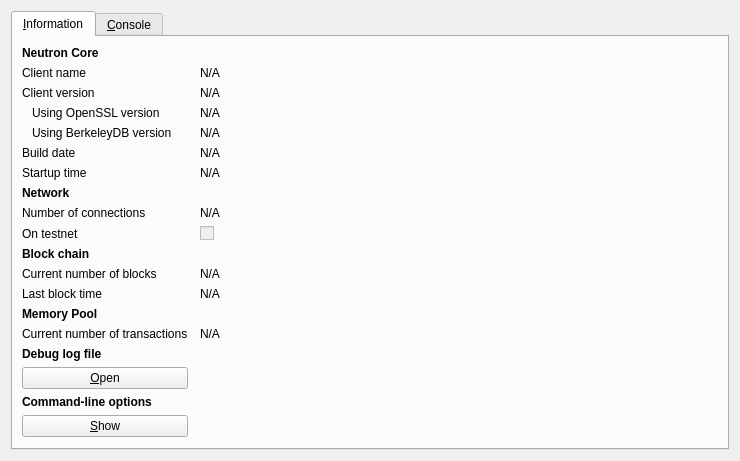
Qt form src/qt/forms/rpcconsole.ui (neutroncoin/neutron) before a commit.
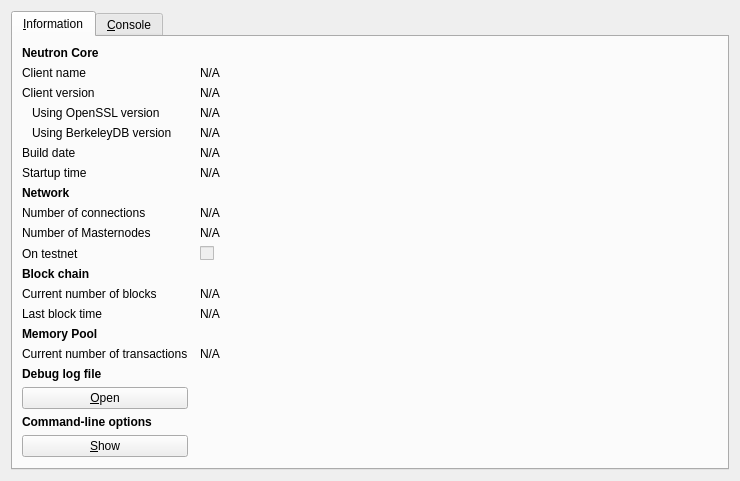
The same form after that commit. Icons and pictures are not drawn.

Commit message: More frequent updates of masternode list and count

The edit to the form file:
```diff
--- a/src/qt/forms/rpcconsole.ui
+++ b/src/qt/forms/rpcconsole.ui
@@ -221,13 +221,27 @@
         </widget>
        </item>
        <item row="9" column="0">
+        <widget class="QLabel" name="masternodeCountLabel">
+         <property name="text">
+          <string>Number of Masternodes</string>
+         </property>
+        </widget>
+       </item>
+       <item row="9" column="1">
+        <widget class="QLabel" name="masternodeCount">
+         <property name="text">
+          <string>N/A</string>
+         </property>
+        </widget>
+       </item>
+       <item row="10" column="0">
         <widget class="QLabel" name="label_8">
          <property name="text">
           <string>On testnet</string>
          </property>
         </widget>
        </item>
-       <item row="9" column="1">
+       <item row="10" column="1">
         <widget class="QCheckBox" name="isTestNet">
          <property name="enabled">
           <bool>false</bool>
@@ -237,7 +251,7 @@
          </property>
         </widget>
        </item>
-       <item row="10" column="0">
+       <item row="11" column="0">
         <widget class="QLabel" name="label_10">
          <property name="font">
           <font>
@@ -250,14 +264,14 @@
          </property>
         </widget>
        </item>
-       <item row="11" column="0">
+       <item row="12" column="0">
         <widget class="QLabel" name="label_3">
          <property name="text">
           <string>Current number of blocks</string>
          </property>
         </widget>
        </item>
-       <item row="11" column="1">
+       <item row="12" column="1">
         <widget class="QLabel" name="numberOfBlocks">
          <property name="cursor">
           <cursorShape>IBeamCursor</cursorShape>
@@ -273,14 +287,14 @@
          </property>
         </widget>
        </item>
-       <item row="12" column="0">
+       <item row="13" column="0">
         <widget class="QLabel" name="label_2">
          <property name="text">
           <string>Last block time</string>
          </property>
         </widget>
        </item>
-       <item row="12" column="1">
+       <item row="13" column="1">
         <widget class="QLabel" name="lastBlockTime">
          <property name="cursor">
           <cursorShape>IBeamCursor</cursorShape>
@@ -296,7 +310,7 @@
          </property>
         </widget>
        </item>
-       <item row="13" column="0">
+       <item row="14" column="0">
         <widget class="QLabel" name="labelMempoolTitle">
          <property name="font">
           <font>
@@ -309,14 +323,14 @@
          </property>
         </widget>
        </item>
-       <item row="14" column="0">
+       <item row="15" column="0">
         <widget class="QLabel" name="labelNumberOfTransactions">
          <property name="text">
           <string>Current number of transactions</string>
          </property>
         </widget>
        </item>
-       <item row="14" column="1">
+       <item row="15" column="1">
         <widget class="QLabel" name="mempoolNumberTxs">
          <property name="cursor">
           <cursorShape>IBeamCursor</cursorShape>
@@ -332,7 +346,7 @@
          </property>
         </widget>
        </item>
-       <item row="15" column="0">
+       <item row="16" column="0">
         <spacer name="verticalSpacer_2">
          <property name="orientation">
           <enum>Qt::Vertical</enum>
@@ -345,7 +359,7 @@
          </property>
         </spacer>
        </item>
-       <item row="16" column="0">
+       <item row="17" column="0">
         <widget class="QLabel" name="labelDebugLogfile">
          <property name="font">
           <font>
@@ -358,7 +372,7 @@
          </property>
         </widget>
        </item>
-       <item row="17" column="0">
+       <item row="18" column="0">
         <widget class="QPushButton" name="openDebugLogfileButton">
          <property name="toolTip">
           <string>Open the Neutron debug log file from the current data directory. This can take a few seconds for large log files.</string>
@@ -371,7 +385,7 @@
          </property>
         </widget>
        </item>
-       <item row="18" column="0">
+       <item row="19" column="0">
         <widget class="QLabel" name="labelCLOptions">
          <property name="font">
           <font>
@@ -384,7 +398,7 @@
          </property>
         </widget>
        </item>
-       <item row="19" column="0">
+       <item row="20" column="0">
         <widget class="QPushButton" name="showCLOptionsButton">
          <property name="toolTip">
           <string>Show the Neutron-Qt help message to get a list with possible Neutron command-line options.</string>
@@ -397,7 +411,7 @@
          </property>
         </widget>
        </item>
-       <item row="20" column="0">
+       <item row="21" column="0">
         <spacer name="verticalSpacer">
          <property name="orientation">
           <enum>Qt::Vertical</enum>
```
The commit also changes 7 other files.
